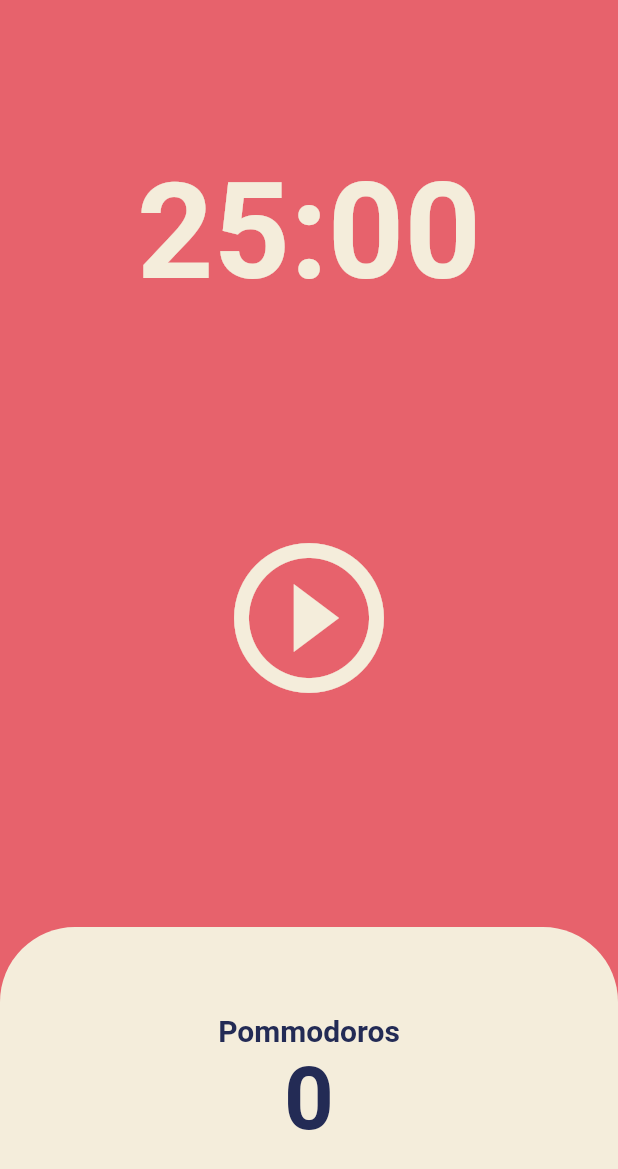
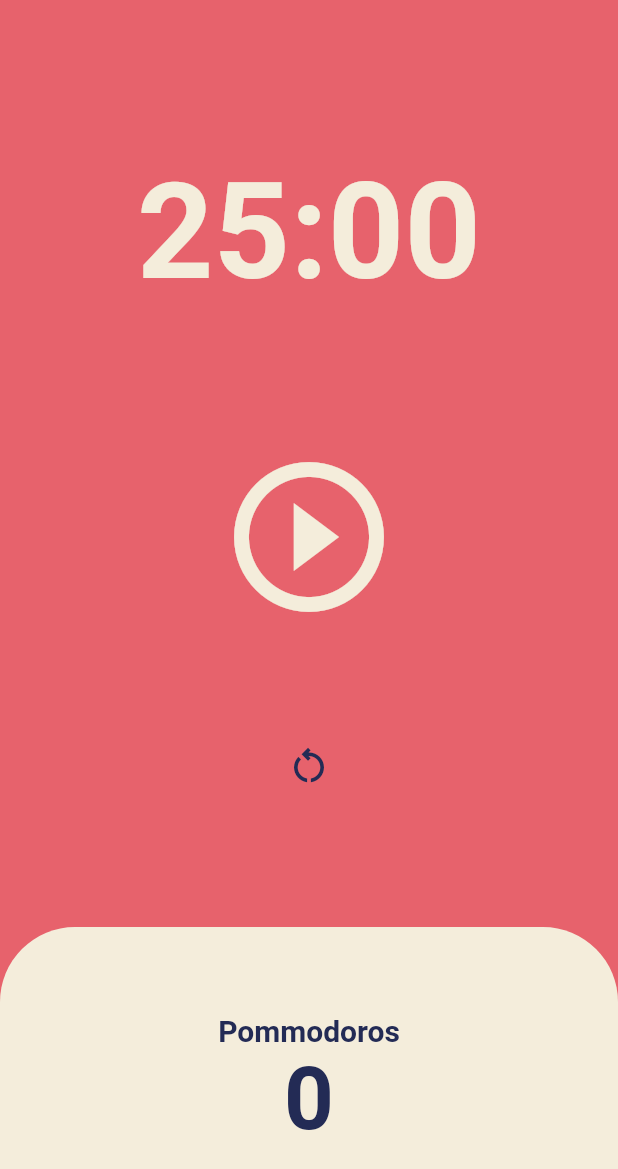
Before and after one commit to hyounghe0724/toonflix, a Flutter app: the screen it shows after launch, on a phone screen of 412 x 824 dp. Shown: the top 1169 px of the screen. Run offline on Flutter 3.47's test engine with Material 2 defaults, Android fonts, the phone set to English and light mode, and no system bars.

Commit message:
code challenage done!

```diff
--- a/lib/screens/home_screen.dart
+++ b/lib/screens/home_screen.dart
@@ -20,7 +20,7 @@ class _HomeScreenState extends State<HomeScreen> {
       setState(() {
         totalPomodoros = totalPomodoros + 1;
         isRunning = false;
-        totalSeconds = 1500;
+        totalSeconds = twentyFiveMinutes;
       });
       timer.cancel();
     } else {
@@ -42,6 +42,14 @@ class _HomeScreenState extends State<HomeScreen> {
     setState(() {
       isRunning = false;
     });
+  }
+
+  void onRestartPressed() {
+    setState(() {
+      isRunning = false;
+      totalSeconds = twentyFiveMinutes;
+    });
+    timer.cancel();
   }
 
   String format(int seconds) {
@@ -70,14 +78,26 @@ class _HomeScreenState extends State<HomeScreen> {
           ),
           Flexible(
             flex: 2,
-            child: Center(
-              child: IconButton(
+            child: Column(
+              mainAxisAlignment: MainAxisAlignment.center,
+              children: [
+                IconButton(
                     iconSize: 120,
                     color: Theme.of(context).cardColor,
                     onPressed: isRunning ? onPausePressed : onStartPressed,
                     icon: Icon(isRunning
                         ? Icons.pause_circle_outline_outlined
                         : Icons.play_circle_outline_outlined)),
+                const SizedBox(
+                  height: 60,
+                ),
+                IconButton(
+                  iconSize: 30,
+                  color: Theme.of(context).textTheme.displayLarge!.color,
+                  onPressed: onRestartPressed,
+                  icon: const Icon(Icons.restart_alt_outlined),
+                )
+              ],
             ),
           ),
           Flexible(
```
Lines whose indentation alone changed are shown as unchanged.
